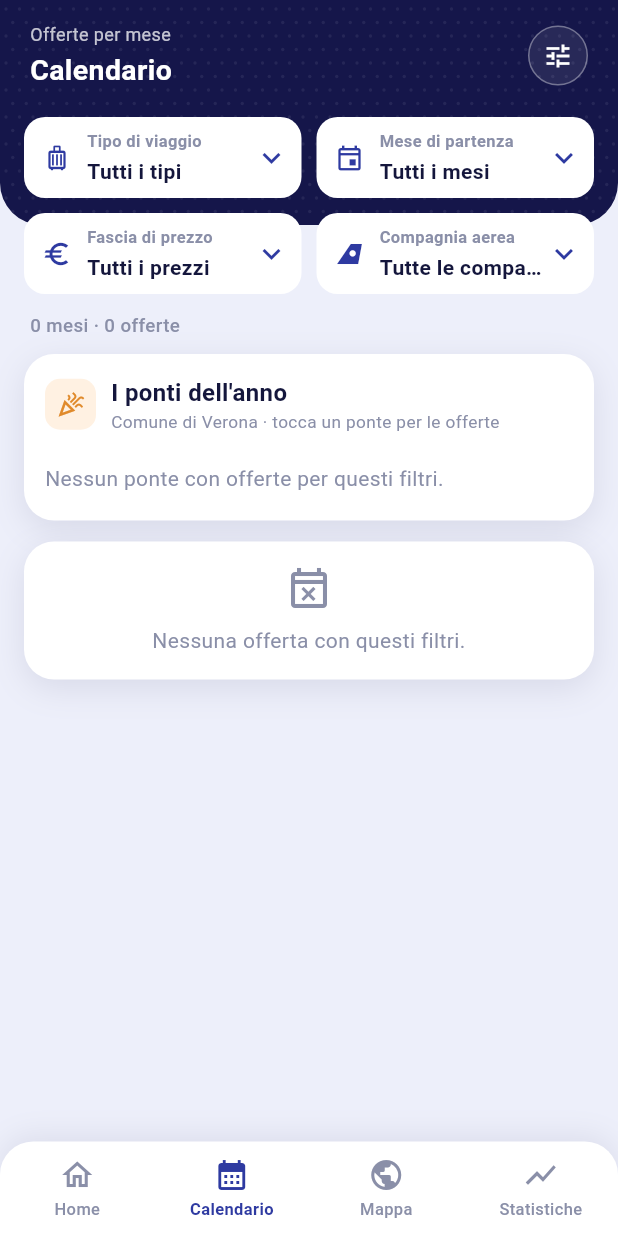
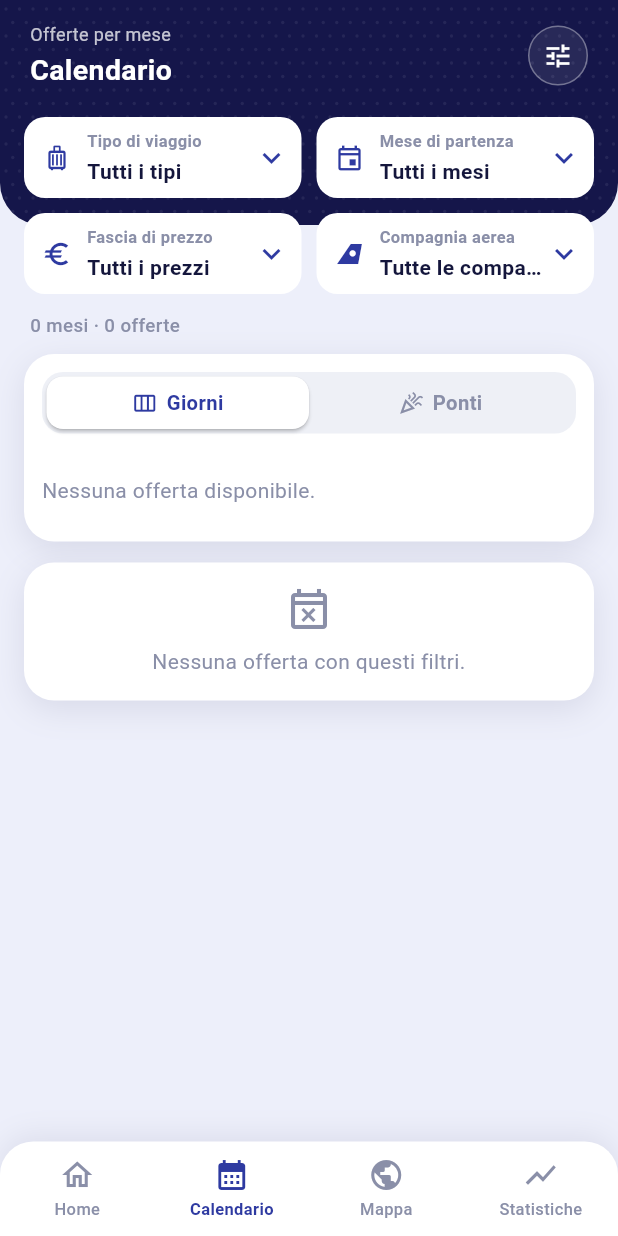
Before and after one commit to FloresStefano/explore, a Flutter app: the screen it shows after launch, item 2 of the bottom bar chosen, on a phone screen of 412 x 824 dp. Run offline on Flutter 3.47's test engine with Material 3 defaults, Android fonts, the phone set to English and light mode, and no system bars; our stand-ins replace shared_preferences; network calls fail.

Commit message:
Calendar: tabs with a horizontal day carousel (main) and the bridges
Co-Authored-By: Claude Opus 5.5 <noreply@anthropic.com>

```diff
--- a/app/lib/screens/calendar.dart
+++ b/app/lib/screens/calendar.dart
@@ -3,6 +3,7 @@ import 'package:intl/intl.dart';
 
 import '../common.dart';
 import '../data.dart';
+import 'days.dart';
 import 'offers.dart';
 import 'settings.dart';
 
@@ -40,7 +41,7 @@ class _CalendarScreenState extends State<CalendarScreen> {
               const SizedBox(height: 12),
               CountLine('${byMonth.length} mesi · ${offers.length} offerte'),
             ];
-            final bridges = BridgesCard(cal: cal, offers: all);
+            final bridges = CalendarPanel(cal: cal, offers: all);
             Widget monthCard(BuildContext context, int i) {
               final (ym, items) = byMonth[i];
               final countries = {for (final o in items) o['country']}.length;
@@ -163,32 +164,78 @@ class BridgesCard extends StatelessWidget {
       for (final b in bridges)
         if (b.offersIn(pool, marks) case final o when o.isNotEmpty) (b, o),
     ];
+    return Column(crossAxisAlignment: CrossAxisAlignment.start, children: [
+      Padding(
+        padding: const EdgeInsets.only(left: 2, bottom: 8),
+        child: Text('Comune di ${(cal['context'] as Json?)?['comune'] ?? 'Verona'} · tocca un ponte per le offerte',
+            style: const TextStyle(fontSize: 11.5, color: muted)),
+      ),
+      if (shown.isEmpty)
+        const Padding(
+          padding: EdgeInsets.symmetric(vertical: 10),
+          child: Text('Nessun ponte con offerte per questi filtri.', style: TextStyle(color: muted)),
+        ),
+      for (final (b, o) in shown) _BridgeRow(bridge: b, offers: o),
+    ]);
+  }
+}
+
+/// The two alternative widgets of the Calendar: day carousel (main tab) and bridges.
+class CalendarPanel extends StatefulWidget {
+  const CalendarPanel({super.key, required this.cal, required this.offers});
+  final Json cal;
+  final List<Json> offers;
+
+  @override
+  State<CalendarPanel> createState() => _CalendarPanelState();
+}
+
+class _CalendarPanelState extends State<CalendarPanel> {
+  static int _tab = 0; // kept while the app is open
+
+  @override
+  Widget build(BuildContext context) {
+    Widget tab(int i, IconData icon, String label) {
+      final on = _tab == i;
+      return Expanded(
+        child: Material(
+          color: on ? Colors.white : Colors.transparent,
+          borderRadius: BorderRadius.circular(11),
+          elevation: on ? 1 : 0,
+          child: InkWell(
+            borderRadius: BorderRadius.circular(11),
+            onTap: () => setState(() => _tab = i),
+            child: Padding(
+              padding: const EdgeInsets.symmetric(vertical: 8),
+              child: Row(mainAxisAlignment: MainAxisAlignment.center, children: [
+                Icon(icon, size: 17, color: on ? indigo : muted),
+                const SizedBox(width: 6),
+                Text(label,
+                    style: TextStyle(
+                        fontSize: 13.5, fontWeight: on ? FontWeight.w700 : FontWeight.w600, color: on ? indigo : muted)),
+              ]),
+            ),
+          ),
+        ),
+      );
+    }
+
     return WhiteCard(
-      padding: const EdgeInsets.fromLTRB(14, 14, 14, 8),
+      padding: const EdgeInsets.fromLTRB(12, 12, 12, 8),
       child: Column(crossAxisAlignment: CrossAxisAlignment.start, children: [
-        Row(children: [
-          Container(
-            width: 34,
-            height: 34,
-            decoration: BoxDecoration(color: orangeBg, borderRadius: BorderRadius.circular(10)),
-            child: const Icon(Icons.celebration_outlined, color: orange, size: 19),
-          ),
-          const SizedBox(width: 10),
-          Expanded(
-            child: Column(crossAxisAlignment: CrossAxisAlignment.start, children: [
-              const Text('I ponti dell\'anno', style: TextStyle(fontSize: 16, fontWeight: FontWeight.w700)),
-              Text('Comune di ${(cal['context'] as Json?)?['comune'] ?? 'Verona'} · tocca un ponte per le offerte',
-                  style: const TextStyle(fontSize: 11.5, color: muted)),
-            ]),
-          ),
-        ]),
-        const SizedBox(height: 10),
-        if (shown.isEmpty)
-          const Padding(
-            padding: EdgeInsets.symmetric(vertical: 10),
-            child: Text('Nessun ponte con offerte per questi filtri.', style: TextStyle(color: muted)),
-          ),
-        for (final (b, o) in shown) _BridgeRow(bridge: b, offers: o),
+        Container(
+          padding: const EdgeInsets.all(3),
+          decoration: BoxDecoration(color: chipBg, borderRadius: BorderRadius.circular(14)),
+          child: Row(children: [
+            tab(0, Icons.view_week_outlined, 'Giorni'),
+            tab(1, Icons.celebration_outlined, 'Ponti'),
+          ]),
+        ),
+        const SizedBox(height: 12),
+        if (_tab == 0)
+          DayStrip(cal: widget.cal, offers: widget.offers)
+        else
+          BridgesCard(cal: widget.cal, offers: widget.offers),
       ]),
     );
   }
--- /dev/null
+++ b/app/lib/screens/days.dart
@@ -0,0 +1,247 @@
+import 'package:flutter/material.dart';
+import 'package:intl/intl.dart';
+
+import '../common.dart';
+import '../data.dart';
+import 'offers.dart';
+
+/// Horizontal day carousel (main tab of the Calendar): at least five days in view, each
+/// with the lowest price of the trips that include it. Weekends and holidays stand out;
+/// tapping a day opens the offers that include it.
+class DayStrip extends StatefulWidget {
+  const DayStrip({super.key, required this.cal, required this.offers});
+  final Json cal;
+  final List<Json> offers; // whole catalog: type, price and airline filters apply, the month only scrolls
+
+  @override
+  State<DayStrip> createState() => _DayStripState();
+}
+
+DateTime _d(String iso) => DateTime.parse(iso.substring(0, 10));
+String _iso(DateTime d) => DateFormat('yyyy-MM-dd').format(d);
+
+/// Lowest price per day among the offers whose trip includes that day.
+Map<String, num> minPriceByDay(List<Json> offers) {
+  final out = <String, num>{};
+  for (final o in offers) {
+    final p = o['price'] as num;
+    final b = _d(o['ret_date'] as String);
+    for (var d = _d(o['out_date'] as String); !d.isAfter(b); d = d.add(const Duration(days: 1))) {
+      final k = _iso(d);
+      if (out[k] == null || p < out[k]!) out[k] = p;
+    }
+  }
+  return out;
+}
+
+/// Offers whose trip includes [day].
+List<Json> offersOn(List<Json> offers, DateTime day) => offers
+    .where((o) => !day.isBefore(_d(o['out_date'] as String)) && !day.isAfter(_d(o['ret_date'] as String)))
+    .toList();
+
+class _DayStripState extends State<DayStrip> {
+  final _scroll = ScrollController();
+  static String? _selected; // yyyy-mm-dd, kept while the app is open
+  String? _jumpedTo;
+  double _itemW = 64;
+
+  @override
+  void dispose() {
+    _scroll.dispose();
+    super.dispose();
+  }
+
+  void _page(int dir, int visible) {
+    if (!_scroll.hasClients) return;
+    final target = (_scroll.offset + dir * (visible - 1) * _itemW).clamp(0.0, _scroll.position.maxScrollExtent);
+    _scroll.animateTo(target, duration: const Duration(milliseconds: 300), curve: Curves.easeOut);
+  }
+
+  @override
+  Widget build(BuildContext context) {
+    final f = App.filter;
+    final pool = OfferFilter(type: f.type, price: f.price, airline: f.airline).apply(widget.offers);
+    final prices = minPriceByDay(pool);
+    final marks = (widget.cal['marks'] as Json?) ?? const <String, dynamic>{};
+    final now = DateTime.now();
+    final first = DateTime(now.year, now.month, now.day).add(const Duration(days: 1));
+    final lastKey = widget.offers.isEmpty
+        ? null
+        : widget.offers.map((o) => o['ret_date'] as String).reduce((a, b) => a.compareTo(b) > 0 ? a : b);
+    if (lastKey == null) {
+      return const Padding(
+        padding: EdgeInsets.symmetric(vertical: 16),
+        child: Text('Nessuna offerta disponibile.', style: TextStyle(color: muted)),
+      );
+    }
+    final count = _d(lastKey).difference(first).inDays + 1;
+    final days = [for (var i = 0; i < count; i++) first.add(Duration(days: i))];
+
+    return LayoutBuilder(builder: (context, box) {
+      const arrowW = 26.0;
+      final listW = box.maxWidth - 2 * arrowW;
+      final visible = (listW / 78).floor().clamp(5, 9);
+      _itemW = listW / visible;
+      // The month combo box scrolls the carousel to that month.
+      if (f.month != _jumpedTo) {
+        _jumpedTo = f.month;
+        final i = f.month == null ? 0 : days.indexWhere((d) => _iso(d).startsWith(f.month!));
+        if (i >= 0) {
+          WidgetsBinding.instance.addPostFrameCallback((_) {
+            if (_scroll.hasClients) {
+              _scroll.animateTo((i * _itemW).clamp(0.0, _scroll.position.maxScrollExtent),
+                  duration: const Duration(milliseconds: 350), curve: Curves.easeOut);
+            }
+          });
+        }
+      }
+      Widget arrow(IconData icon, int dir) => SizedBox(
+            width: arrowW,
+            child: InkResponse(
+              radius: 18,
+              onTap: () => _page(dir, visible),
+              child: Icon(icon, color: indigo, size: 26),
+            ),
+          );
+      return Column(crossAxisAlignment: CrossAxisAlignment.start, children: [
+        SizedBox(
+          height: 86,
+          child: Row(children: [
+            arrow(Icons.chevron_left, -1),
+            Expanded(
+              child: ListView.builder(
+                controller: _scroll,
+                scrollDirection: Axis.horizontal,
+                itemExtent: _itemW,
+                itemCount: days.length,
+                itemBuilder: (context, i) {
+                  final d = days[i];
+                  final key = _iso(d);
+                  final mark = marks[key] as Json?;
+                  return _DayCell(
+                    day: d,
+                    price: prices[key],
+                    holiday: mark?['kind'] == 'festivita' ? mark!['name'] as String? : null,
+                    selected: _selected == key,
+                    onTap: prices[key] == null
+                        ? null
+                        : () {
+                            setState(() => _selected = key);
+                            Navigator.push(
+                              context,
+                              MaterialPageRoute(
+                                builder: (_) => CountriesScreen(
+                                  section: 'Calendario',
+                                  path: ['Giorni', cap(DateFormat('EEEE d MMMM', 'it').format(d))],
+                                  offers: offersOn(pool, d),
+                                ),
+                              ),
+                            );
+                          },
+                  );
+                },
+              ),
+            ),
+            arrow(Icons.chevron_right, 1),
+          ]),
+        ),
+        const SizedBox(height: 8),
+        const Padding(
+          padding: EdgeInsets.only(left: 4, bottom: 4),
+          child: Wrap(spacing: 14, runSpacing: 4, children: [
+            _Legend(bg: _weekendBg, label: 'Sabato e domenica'),
+            _Legend(bg: orangeBg, label: 'Festivo', dot: true),
+            Text('Prezzo minimo dei viaggi che includono il giorno',
+                style: TextStyle(fontSize: 11, color: muted)),
+          ]),
+        ),
+      ]);
+    });
+  }
+}
+
+const _weekendBg = Color(0xFFF1F2FB);
+
+class _DayCell extends StatelessWidget {
+  const _DayCell({required this.day, required this.price, required this.holiday, required this.selected, this.onTap});
+  final DateTime day;
+  final num? price;
+  final String? holiday;
+  final bool selected;
+  final VoidCallback? onTap;
+
+  @override
+  Widget build(BuildContext context) {
+    final weekend = day.weekday >= DateTime.saturday;
+    final red = holiday != null || day.weekday == DateTime.sunday;
+    final bg = holiday != null ? orangeBg : (weekend ? _weekendBg : Colors.transparent);
+    final labelColor = selected ? indigo : (red ? orange : (price == null ? muted : ink));
+    final cell = InkWell(
+      onTap: onTap,
+      borderRadius: BorderRadius.circular(10),
+      child: Container(
+        margin: const EdgeInsets.symmetric(horizontal: 2),
+        decoration: BoxDecoration(color: bg, borderRadius: BorderRadius.circular(10)),
+        child: Stack(children: [
+          Column(mainAxisAlignment: MainAxisAlignment.center, children: [
+            Text(DateFormat('EEE', 'it').format(day),
+                style: TextStyle(fontSize: 11, color: labelColor, fontWeight: FontWeight.w600)),
+            Text(DateFormat('d MMM', 'it').format(day),
+                style: TextStyle(fontSize: 13, color: labelColor, fontWeight: FontWeight.w800)),
+            const SizedBox(height: 4),
+            if (price == null)
+              const Icon(Icons.airplanemode_inactive, size: 18, color: Color(0xFFC5C8D6))
+            else
+              FittedBox(
+                fit: BoxFit.scaleDown,
+                child: Text(euro(price!),
+                    style: TextStyle(
+                        fontSize: 13, fontWeight: FontWeight.w800, color: selected ? indigo : const Color(0xFF2B3480))),
+              ),
+          ]),
+          if (holiday != null)
+            Positioned(
+              top: 5,
+              right: 6,
+              child: Container(
+                  width: 6, height: 6, decoration: const BoxDecoration(color: orange, shape: BoxShape.circle)),
+            ),
+          // The selected day is underlined, as in airline date pickers.
+          if (selected)
+            Positioned(
+              left: 6,
+              right: 6,
+              bottom: 0,
+              child: Container(
+                height: 4,
+                decoration: BoxDecoration(color: orange, borderRadius: BorderRadius.circular(2)),
+              ),
+            ),
+        ]),
+      ),
+    );
+    return holiday == null ? cell : Tooltip(message: holiday!, child: cell);
+  }
+}
+
+class _Legend extends StatelessWidget {
+  const _Legend({required this.bg, required this.label, this.dot = false});
+  final Color bg;
+  final String label;
+  final bool dot;
+
+  @override
+  Widget build(BuildContext context) => Row(mainAxisSize: MainAxisSize.min, children: [
+        Container(
+          width: 14,
+          height: 14,
+          decoration: BoxDecoration(color: bg, borderRadius: BorderRadius.circular(4)),
+          alignment: Alignment.topRight,
+          child: dot
+              ? Container(width: 5, height: 5, decoration: const BoxDecoration(color: orange, shape: BoxShape.circle))
+              : null,
+        ),
+        const SizedBox(width: 5),
+        Text(label, style: const TextStyle(fontSize: 11, color: muted)),
+      ]);
+}
```
Also changed, not shown: 1 other file.
